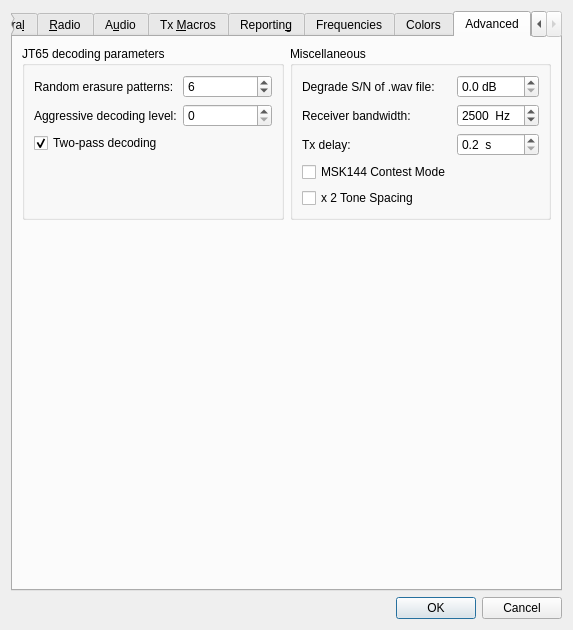
Qt form Configuration.ui (saitohirga/WSJT-X) before a commit.
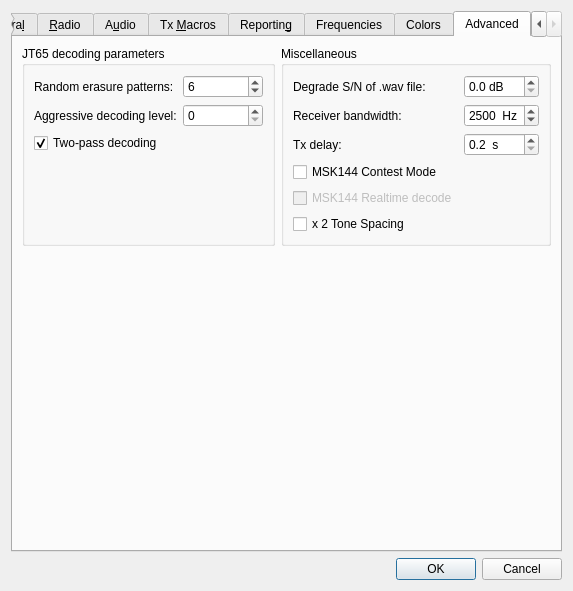
The same form after that commit. The open tabs and pages were chosen to show the change.

Commit message: Implement real-time decoding in MSK144 mode, for testing.

The edit to the form file:
```diff
--- a/Configuration.ui
+++ b/Configuration.ui
@@ -2,6 +2,14 @@
 <ui version="4.0">
  <class>configuration_dialog</class>
  <widget class="QDialog" name="configuration_dialog">
+  <property name="geometry">
+   <rect>
+    <x>0</x>
+    <y>0</y>
+    <width>545</width>
+    <height>591</height>
+   </rect>
+  </property>
   <property name="windowTitle">
    <string>Settings</string>
   </property>
@@ -2259,7 +2267,7 @@
             </property>
            </widget>
           </item>
-          <item row="8" column="0">
+          <item row="9" column="0">
            <widget class="QCheckBox" name="cbx2ToneSpacing">
             <property name="toolTip">
              <string>&lt;html&gt;&lt;head/&gt;&lt;body&gt;&lt;p&gt;Generate Tx audio with twice the normal tone spacing.  Intended for special LF/MF transmitters that use a divide-by-2 before generating RF.&lt;/p&gt;&lt;/body&gt;&lt;/html&gt;</string>
@@ -2269,6 +2277,19 @@
             </property>
            </widget>
           </item>
+          <item row="8" column="0">
+           <widget class="QCheckBox" name="cbRealTime">
+            <property name="enabled">
+             <bool>false</bool>
+            </property>
+            <property name="toolTip">
+             <string>&lt;html&gt;&lt;head/&gt;&lt;body&gt;&lt;p&gt;Decode on-the-fly rather than at end of Rx sequence.&lt;/p&gt;&lt;/body&gt;&lt;/html&gt;</string>
+            </property>
+            <property name="text">
+             <string>MSK144 Realtime decode</string>
+            </property>
+           </widget>
+          </item>
          </layout>
         </widget>
        </item>
```
Left out of the diff: 4 changed lines with no effect on the pictures. The commit also changes 6 other files.
